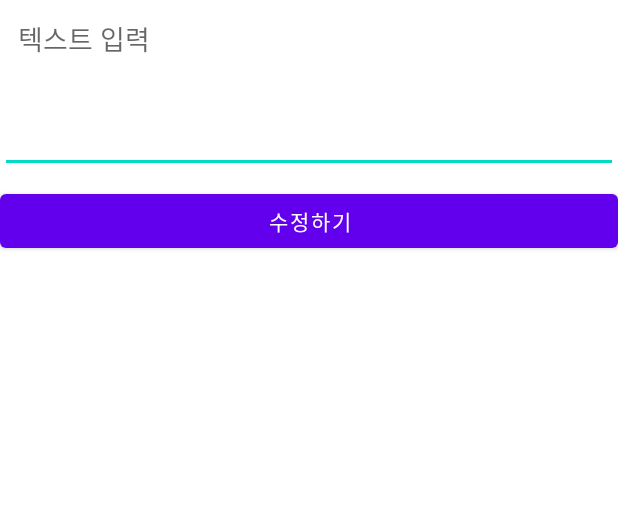
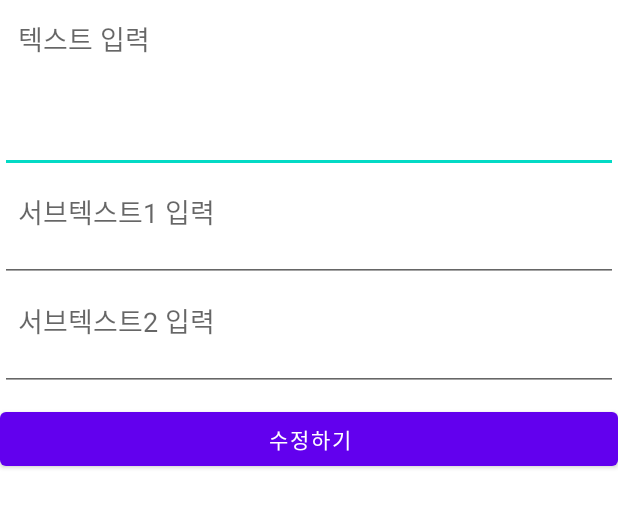
Before and after one commit to SUNGIN99/workOutRoutine-Android_Project-, an Android app: the layout dialog_update.xml on its own in the app's theme, with its tools: preview values and no code run, on a phone screen of 412 x 824 dp. Shown: the top 508 px of the screen. Run offline under Robolectric (Android 15) with nearby library versions, the phone set to English and light mode, and no system bars.

Commit message:
22.11.18
RoomDB실습2

1) ArrayList<String>쓰니까 안된다아아아아ㅏㅇ 디비에서  값이 null로 뱉어짐

```diff
--- a/app/src/main/res/layout/dialog_update.xml
+++ b/app/src/main/res/layout/dialog_update.xml
@@ -14,6 +14,26 @@
         android:gravity="top"
         app:layout_constraintStart_toStartOf="parent"
         app:layout_constraintTop_toTopOf="parent"/>
+    <EditText
+        android:id="@+id/dialog_sub_text1"
+        android:layout_width="match_parent"
+        android:layout_height="wrap_content"
+        android:hint="서브텍스트1 입력"
+        android:padding="12dp"
+        android:lines="2"
+        android:gravity="top"
+        app:layout_constraintStart_toStartOf="parent"
+        app:layout_constraintTop_toBottomOf="@+id/dialog_edit_text"/>
+    <EditText
+        android:id="@+id/dialog_sub_text2"
+        android:layout_width="match_parent"
+        android:layout_height="wrap_content"
+        android:hint="서브텍스트2 입력"
+        android:padding="12dp"
+        android:lines="2"
+        android:gravity="top"
+        app:layout_constraintStart_toStartOf="parent"
+        app:layout_constraintTop_toBottomOf="@+id/dialog_sub_text1"/>
 
     <Button
         android:id="@+id/bt_update"
@@ -21,6 +41,6 @@
         android:layout_height="wrap_content"
         android:text="수정하기"
         android:layout_marginTop="8dp"
-        app:layout_constraintTop_toBottomOf="@id/dialog_edit_text"/>
+        app:layout_constraintTop_toBottomOf="@id/dialog_sub_text2"/>
 
 </androidx.constraintlayout.widget.ConstraintLayout>
```
Also changed, not shown: app/src/main/java/com/example/workoutroutine/MainActivity.java (+17 -1 lines), app/src/main/java/com/example/workoutroutine/MainAdapter.java (+10 -0 lines), app/src/main/java/com/example/workoutroutine/MainData.java (+13 -0 lines), app/src/main/res/layout/activity_main.xml (+20 -3 lines), app/src/main/res/layout/list_row_main.xml (+14 -0 lines), app/src/main/res/drawable/delete.jpg (deleted), app/src/main/res/drawable/edit.jpg (deleted).
